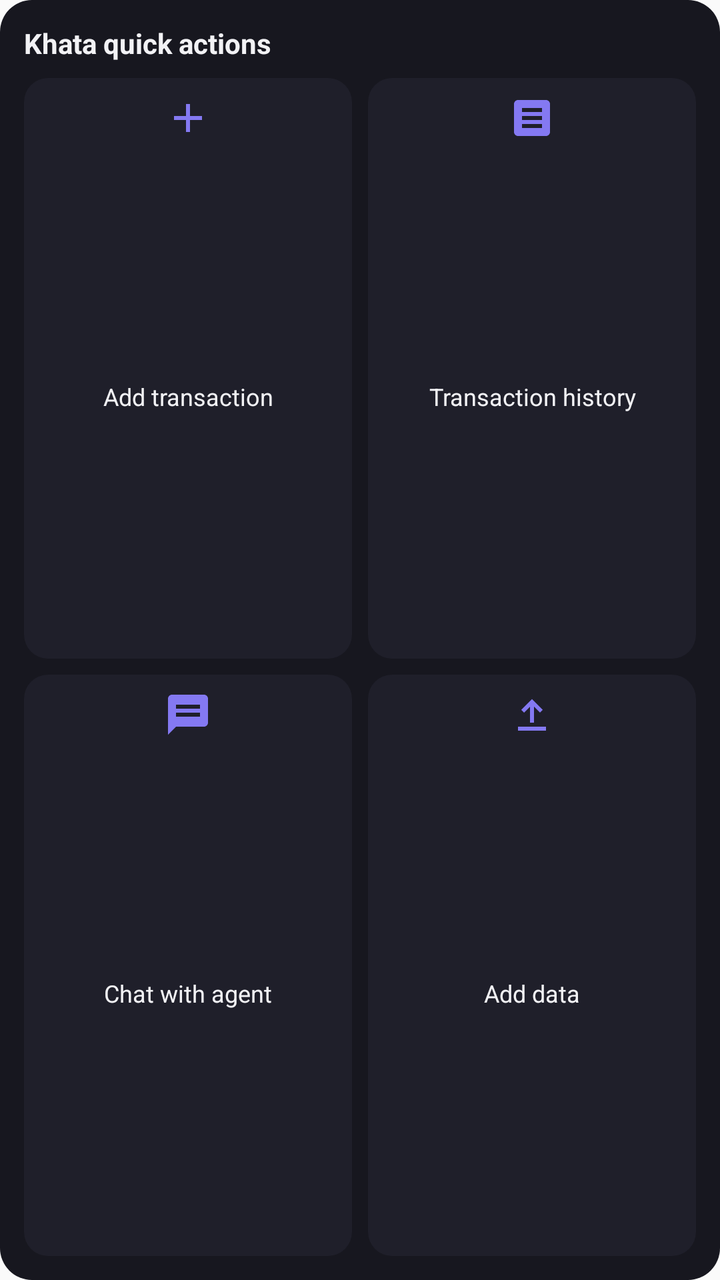
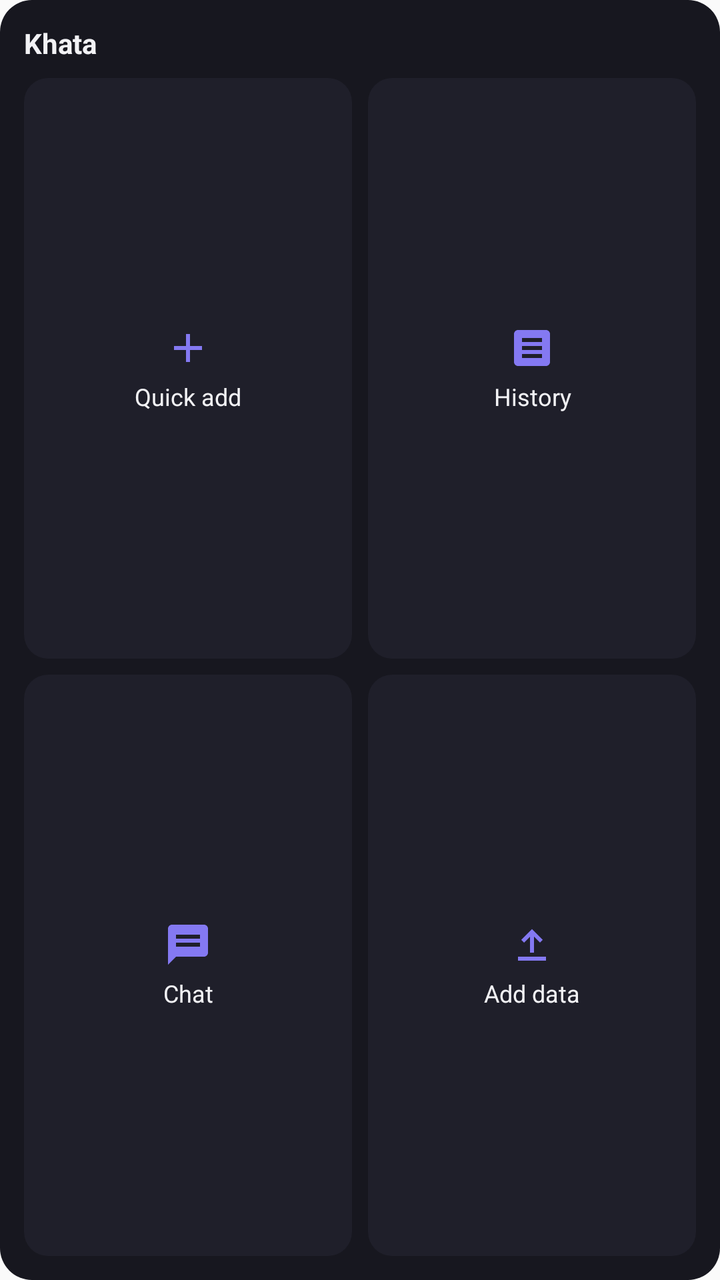

Two renders of the same Android screen: before a commit and after it. Below are the layout's source before the change and the commit's diff.
<!-- AndroidManifest.xml: application theme Theme.Khata -->
<!-- res/layout/widget_shortcuts.xml -->
<LinearLayout xmlns:android="http://schemas.android.com/apk/res/android"
    android:layout_width="match_parent" android:layout_height="match_parent"
    android:orientation="vertical" android:padding="8dp" android:background="@drawable/widget_background">
    <TextView android:layout_width="match_parent" android:layout_height="wrap_content"
        android:text="@string/widget_shortcuts_name" android:textColor="@color/widget_text"
        android:textSize="14sp" android:textStyle="bold" android:padding="4dp" />
    <LinearLayout android:layout_width="match_parent" android:layout_height="0dp" android:layout_weight="1">
        <TextView android:id="@+id/shortcut_add" style="@style/WidgetShortcut"
            android:text="@string/shortcut_add_transaction" android:drawableTop="@drawable/ic_shortcut_add" />
        <TextView android:id="@+id/shortcut_history" style="@style/WidgetShortcut"
            android:text="@string/shortcut_transactions" android:drawableTop="@drawable/ic_shortcut_history" />
    </LinearLayout>
    <LinearLayout android:layout_width="match_parent" android:layout_height="0dp" android:layout_weight="1">
        <TextView android:id="@+id/shortcut_chat" style="@style/WidgetShortcut"
            android:text="@string/shortcut_chat" android:drawableTop="@drawable/ic_shortcut_chat" />
        <TextView android:id="@+id/shortcut_upload" style="@style/WidgetShortcut"
            android:text="@string/shortcut_add_data" android:drawableTop="@drawable/ic_shortcut_upload" />
    </LinearLayout>
</LinearLayout>
<!-- resources referenced by this layout -->
<resources>
  <color name="widget_text">#F2F2F5</color>
  <!-- drawable ic_shortcut_add (drawable) -->
  <vector xmlns:android="http://schemas.android.com/apk/res/android" android:width="24dp" android:height="24dp" android:viewportWidth="24" android:viewportHeight="24"><path android:fillColor="#8479F2" android:pathData="M19,13H13V19H11V13H5V11H11V5H13V11H19Z" /></vector>
  <!-- drawable ic_shortcut_chat (drawable) -->
  <vector xmlns:android="http://schemas.android.com/apk/res/android" android:width="24dp" android:height="24dp" android:viewportWidth="24" android:viewportHeight="24"><path android:fillColor="#8479F2" android:pathData="M20,2H4C2.9,2 2,2.9 2,4V22L6,18H20C21.1,18 22,17.1 22,16V4C22,2.9 21.1,2 20,2ZM18,13H6V11H18ZM18,9H6V7H18Z" /></vector>
  <!-- drawable ic_shortcut_history (drawable) -->
  <vector xmlns:android="http://schemas.android.com/apk/res/android" android:width="24dp" android:height="24dp" android:viewportWidth="24" android:viewportHeight="24"><path android:fillColor="#8479F2" android:pathData="M19,3H5C3.9,3 3,3.9 3,5V19C3,20.1 3.9,21 5,21H19C20.1,21 21,20.1 21,19V5C21,3.9 20.1,3 19,3ZM17,17H7V15H17ZM17,13H7V11H17ZM17,9H7V7H17Z" /></vector>
  <!-- drawable ic_shortcut_upload (drawable) -->
  <vector xmlns:android="http://schemas.android.com/apk/res/android" android:width="24dp" android:height="24dp" android:viewportWidth="24" android:viewportHeight="24"><path android:fillColor="#8479F2" android:pathData="M5,18H19V20H5ZM11,16H13V8L16,11L17.4,9.6L12,4.2L6.6,9.6L8,11L11,8Z" /></vector>
  <!-- drawable widget_background (drawable) -->
  <shape xmlns:android="http://schemas.android.com/apk/res/android">
      <solid android:color="@color/widget_surface" />
      <corners android:radius="16dp" />
  </shape>
  <string name="shortcut_add_data">Add data</string>
  <string name="shortcut_add_transaction">Add transaction</string>
  <string name="shortcut_chat">Chat with agent</string>
  <string name="shortcut_transactions">Transaction history</string>
  <string name="widget_shortcuts_name">Khata quick actions</string>
  <style name="WidgetShortcut">
          <item name="android:layout_width">0dp</item>
          <item name="android:layout_height">match_parent</item>
          <item name="android:layout_weight">1</item>
          <item name="android:layout_margin">4dp</item>
          <item name="android:padding">8dp</item>
          <item name="android:minHeight">48dp</item>
          <item name="android:gravity">center</item>
          <item name="android:textColor">@color/widget_text</item>
          <item name="android:textSize">12sp</item>
          <item name="android:maxLines">2</item>
          <item name="android:ellipsize">end</item>
          <item name="android:drawablePadding">4dp</item>
          <item name="android:background">@drawable/widget_action_background</item>
      </style>
  <style name="Theme.Khata" parent="android:Theme.Material.Light.NoActionBar" />
  <color name="widget_surface">#17171F</color>
  <!-- drawable widget_action_background (drawable) -->
  <ripple xmlns:android="http://schemas.android.com/apk/res/android" android:color="@color/widget_brand">
      <item><shape><solid android:color="@color/widget_action" /><corners android:radius="12dp" /></shape></item>
  </ripple>
  <color name="widget_brand">#8479F2</color>
  <color name="widget_action">#1F1F2A</color>
</resources>

<!-- the commit's change to res/layout/widget_shortcuts.xml (unified diff, before → after) -->
@@ -2,18 +2,34 @@
     android:layout_width="match_parent" android:layout_height="match_parent"
     android:orientation="vertical" android:padding="8dp" android:background="@drawable/widget_background">
     <TextView android:layout_width="match_parent" android:layout_height="wrap_content"
-        android:text="@string/widget_shortcuts_name" android:textColor="@color/widget_text"
+        android:text="@string/widget_brand_name" android:textColor="@color/widget_text"
         android:textSize="14sp" android:textStyle="bold" android:padding="4dp" />
     <LinearLayout android:layout_width="match_parent" android:layout_height="0dp" android:layout_weight="1">
-        <TextView android:id="@+id/shortcut_add" style="@style/WidgetShortcut"
-            android:text="@string/shortcut_add_transaction" android:drawableTop="@drawable/ic_shortcut_add" />
-        <TextView android:id="@+id/shortcut_history" style="@style/WidgetShortcut"
-            android:text="@string/shortcut_transactions" android:drawableTop="@drawable/ic_shortcut_history" />
+        <LinearLayout android:id="@+id/shortcut_add" style="@style/WidgetShortcut"
+            android:contentDescription="@string/shortcut_add_transaction">
+            <ImageView android:layout_width="24dp" android:layout_height="24dp"
+                android:src="@drawable/ic_shortcut_add" android:importantForAccessibility="no" />
+            <TextView style="@style/WidgetShortcutLabel" android:text="@string/widget_label_add" />
+        </LinearLayout>
+        <LinearLayout android:id="@+id/shortcut_history" style="@style/WidgetShortcut"
+            android:contentDescription="@string/shortcut_transactions">
+            <ImageView android:layout_width="24dp" android:layout_height="24dp"
+                android:src="@drawable/ic_shortcut_history" android:importantForAccessibility="no" />
+            <TextView style="@style/WidgetShortcutLabel" android:text="@string/widget_label_history" />
+        </LinearLayout>
     </LinearLayout>
     <LinearLayout android:layout_width="match_parent" android:layout_height="0dp" android:layout_weight="1">
-        <TextView android:id="@+id/shortcut_chat" style="@style/WidgetShortcut"
-            android:text="@string/shortcut_chat" android:drawableTop="@drawable/ic_shortcut_chat" />
-        <TextView android:id="@+id/shortcut_upload" style="@style/WidgetShortcut"
-            android:text="@string/shortcut_add_data" android:drawableTop="@drawable/ic_shortcut_upload" />
+        <LinearLayout android:id="@+id/shortcut_chat" style="@style/WidgetShortcut"
+            android:contentDescription="@string/shortcut_chat">
+            <ImageView android:layout_width="24dp" android:layout_height="24dp"
+                android:src="@drawable/ic_shortcut_chat" android:importantForAccessibility="no" />
+            <TextView style="@style/WidgetShortcutLabel" android:text="@string/widget_label_chat" />
+        </LinearLayout>
+        <LinearLayout android:id="@+id/shortcut_upload" style="@style/WidgetShortcut"
+            android:contentDescription="@string/shortcut_add_data">
+            <ImageView android:layout_width="24dp" android:layout_height="24dp"
+                android:src="@drawable/ic_shortcut_upload" android:importantForAccessibility="no" />
+            <TextView style="@style/WidgetShortcutLabel" android:text="@string/shortcut_add_data" />
+        </LinearLayout>
     </LinearLayout>
 </LinearLayout>
<!-- resource entries referenced after the edit -->
@@ -18,7 +18,10 @@
   <string name="shortcut_add_transaction">Add transaction</string>
   <string name="shortcut_chat">Chat with agent</string>
   <string name="shortcut_transactions">Transaction history</string>
-  <string name="widget_shortcuts_name">Khata quick actions</string>
+  <string name="widget_brand_name">Khata</string>
+  <string name="widget_label_add">Quick add</string>
+  <string name="widget_label_chat">Chat</string>
+  <string name="widget_label_history">History</string>
   <style name="WidgetShortcut">
           <item name="android:layout_width">0dp</item>
           <item name="android:layout_height">match_parent</item>
@@ -27,12 +30,19 @@
           <item name="android:padding">8dp</item>
           <item name="android:minHeight">48dp</item>
           <item name="android:gravity">center</item>
+          <item name="android:orientation">vertical</item>
+          <item name="android:background">@drawable/widget_action_background</item>
+      </style>
+  <style name="WidgetShortcutLabel">
+          <item name="android:layout_width">match_parent</item>
+          <item name="android:layout_height">wrap_content</item>
+          <item name="android:layout_marginTop">4dp</item>
+          <item name="android:gravity">center</item>
           <item name="android:textColor">@color/widget_text</item>
           <item name="android:textSize">12sp</item>
           <item name="android:maxLines">2</item>
           <item name="android:ellipsize">end</item>
-          <item name="android:drawablePadding">4dp</item>
-          <item name="android:background">@drawable/widget_action_background</item>
+          <item name="android:importantForAccessibility">no</item>
       </style>
   <style name="Theme.Khata" parent="android:Theme.Material.Light.NoActionBar" />
   <color name="widget_surface">#17171F</color>
